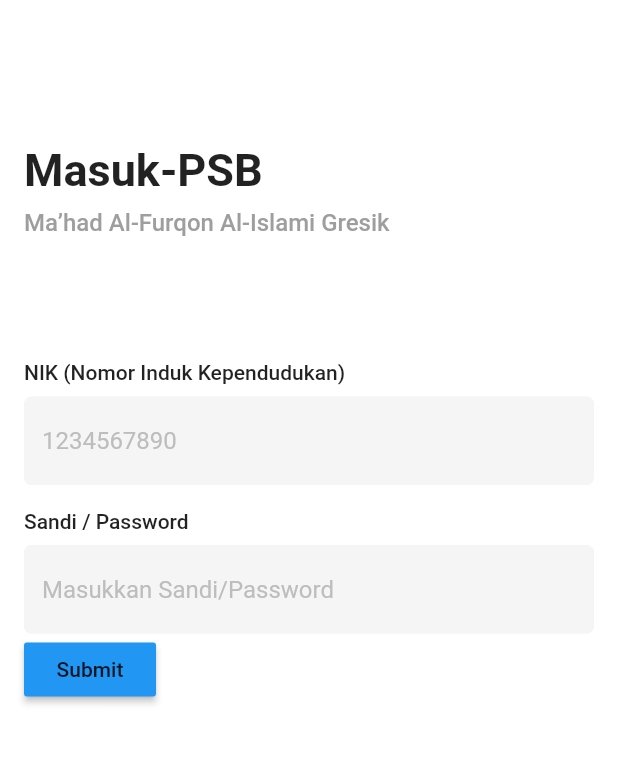
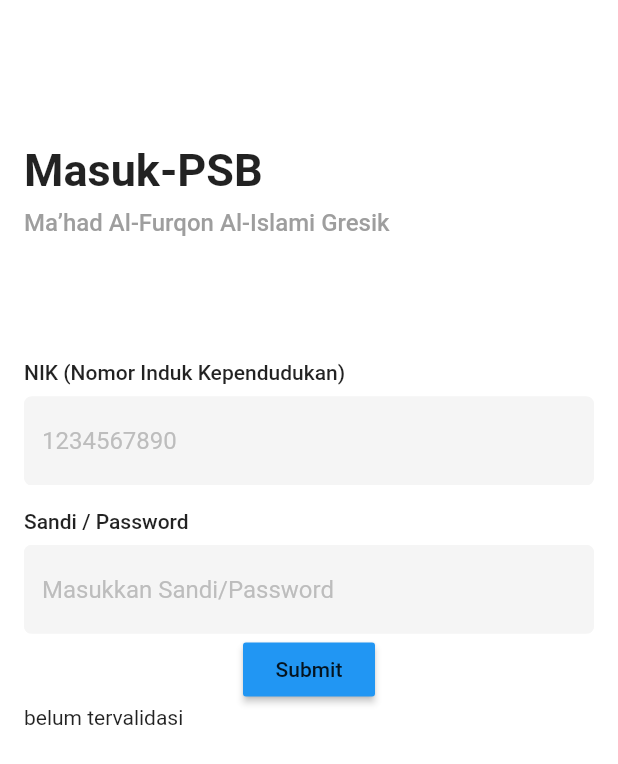
Before and after one commit to WildanSuyuti/learn_flutter_af, a Flutter app: the screen it shows after launch, after a tap on "Login Page", on a phone screen of 412 x 824 dp. Shown: the top 764 px of the screen. Run offline on Flutter 3.47's test engine with Material 2 defaults, Android fonts, the phone set to English and light mode, and no system bars.

Commit message:
tambahan login page

```diff
--- a/lib/main.dart
+++ b/lib/main.dart
@@ -20,7 +20,7 @@ class Application extends StatelessWidget {
         FirstPage.route: (context) => const FirstPage(),
         SecondPage.route: (context) => const SecondPage(),
         '/third': (context) => const ThirdPage(),
-        FormFieldPage.route: (context) => const FormFieldPage(),
+        // FormFieldPage.route: (context) => const FormFieldPage(),
         LoginPage.route: (context) => const LoginPage(),
       },
     );
--- a/lib/pages/login/login_page.dart
+++ b/lib/pages/login/login_page.dart
@@ -1,4 +1,6 @@
 import 'package:flutter/material.dart';
+import 'package:learn_flutter/pages/first_page.dart';
+import 'package:learn_flutter/pages/form_field_page.dart';
 
 import 'login_field.dart';
 
@@ -13,9 +15,11 @@ class LoginPage extends StatefulWidget {
 
 class _LoginPageState extends State<LoginPage> {
   final _formKey = GlobalKey<FormState>();
+  String? _message;
 
   final _nik = TextEditingController();
   final _password = TextEditingController();
+  bool _isValidated = false;
 
   @override
   void dispose() {
@@ -92,17 +96,38 @@ class _LoginPageState extends State<LoginPage> {
                     return null;
                   },
                 ),
-                MaterialButton(
-                  color: Colors.blue,
-                  child: const Text('Submit'),
-                  onPressed: () {
-                    if (_formKey.currentState?.validate() ?? false) {
-                      debugPrint('tervalidasi');
-                      debugPrint('NIK: ${_nik.text}');
-                      debugPrint('Password: ${_password.text}');
-                    }
-                  },
+                Center(
+                  child: MaterialButton(
+                      color: Colors.blue,
+                      child: const Text('Submit'),
+                      onPressed: () {
+                        if (_formKey.currentState?.validate() ?? false) {
+                          _isValidated = true;
+                          // debugPrint('tervalidasi');
+                          // debugPrint('NIK: ${_nik.text}');
+                          // debugPrint('Password: ${_password.text}');
+                          // setState(() {
+                          //   _message = 'Tervalidasi';
+                          //   _isValidated = true;
+                          // });
+                          // Navigator.push(context,
+                          //     MaterialPageRoute(builder: (context) {
+                          //   return FormFieldPage(
+                          //       nik: _nik.text, password: _password.text);
+                          // }));
+                        }
+                      }),
                 ),
+                Text(_message ?? 'belum tervalidasi'),
+                if (_isValidated)
+                  Center(
+                    child: Column(
+                      children: [
+                        Text('NIK: ${_nik.text}'),
+                        Text('Password: ${_password.text}')
+                      ],
+                    ),
+                  )
               ],
             ),
           ),
```
Also changed, not shown: lib/pages/form_field_page.dart (+7 -2 lines).
